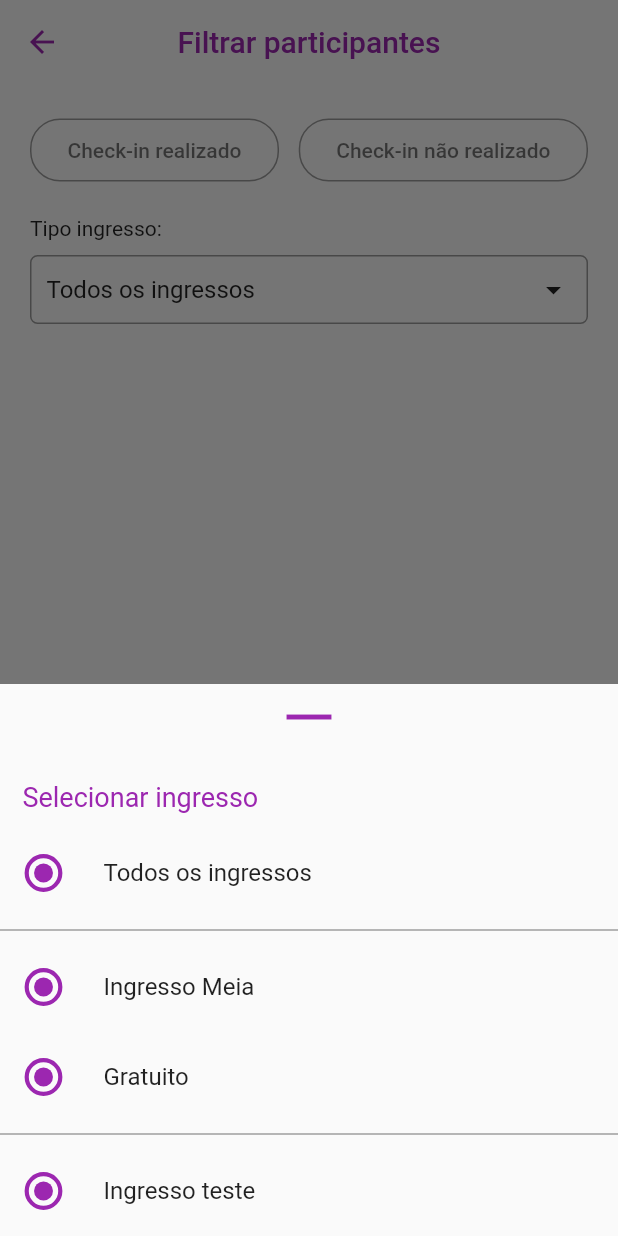
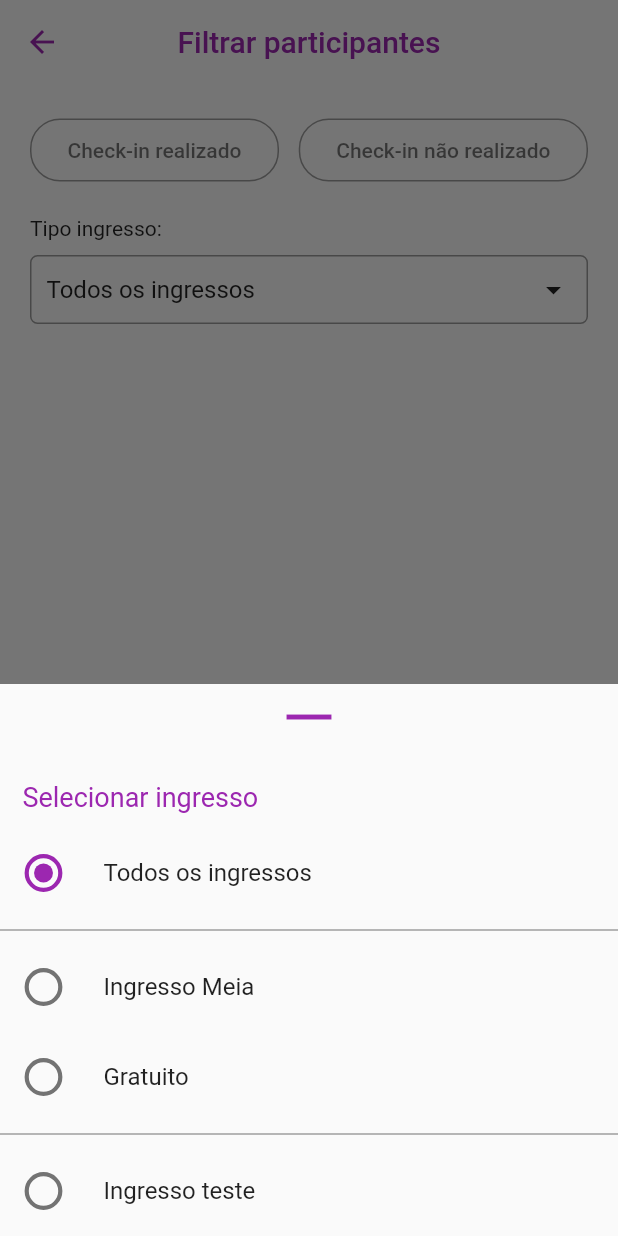
Before and after one commit to eliziariodm/desafio_qw, a Flutter app: the FilterPage screen opened by its route, after a tap on "Todos os ingressos", on a phone screen of 412 x 824 dp. Run offline on Flutter 3.47's test engine with Material 2 defaults, Android fonts, the phone set to English and light mode, and no system bars; our stand-ins replace get.

Commit message:
first commit

```diff
--- /dev/null
+++ b/lib/app/modules/filter/components/modal_bottom_component.dart
@@ -0,0 +1,113 @@
+import 'package:flutter/material.dart';
+import 'package:get/get.dart';
+
+import '../../../controllers/participants_controller.dart';
+
+class ModalBottomComponent extends StatelessWidget {
+  const ModalBottomComponent({Key? key}) : super(key: key);
+
+  @override
+  Widget build(BuildContext context) {
+    final controller = Get.find<ParticipantsController>();
+
+    return Obx(
+      () => Column(
+        mainAxisSize: MainAxisSize.min,
+        children: [
+          const Padding(
+            padding: EdgeInsets.only(top: 15),
+            child: Icon(
+              Icons.maximize,
+              color: Colors.purple,
+              size: 40,
+            ),
+          ),
+          const Align(
+            alignment: Alignment.centerLeft,
+            child: Padding(
+              padding: EdgeInsets.symmetric(vertical: 10, horizontal: 15),
+              child: Text(
+                'Selecionar ingresso',
+                style: TextStyle(color: Colors.purple, fontSize: 18),
+              ),
+            ),
+          ),
+          ListTile(
+            title: const Text('Todos os ingressos'),
+            contentPadding:
+                const EdgeInsets.symmetric(vertical: 2, horizontal: 5),
+            leading: Transform.scale(
+              scale: 1.4,
+              child: Radio(
+                activeColor: Colors.purple,
+                value: '0',
+                groupValue: controller.radioValue.value,
+                onChanged: (value) {
+                  controller.radioValue.value = value.toString();
+                  controller.ticketType.value = 'Todos os ingressos';
+                  Get.back();
+                },
+              ),
+            ),
+          ),
+          const Divider(color: Colors.grey, thickness: 1),
+          ListTile(
+            title: const Text('Ingresso Meia'),
+            contentPadding:
+                const EdgeInsets.symmetric(vertical: 2, horizontal: 5),
+            leading: Transform.scale(
+              scale: 1.4,
+              child: Radio(
+                activeColor: Colors.purple,
+                value: '1',
+                groupValue: controller.radioValue.value,
+                onChanged: (value) {
+                  controller.radioValue.value = value.toString();
+                  controller.ticketType.value = 'Ingresso Meia';
+                  Get.back();
+                },
+              ),
+            ),
+          ),
+          ListTile(
+            title: const Text('Gratuito'),
+            contentPadding:
+                const EdgeInsets.symmetric(vertical: 2, horizontal: 5),
+            leading: Transform.scale(
+              scale: 1.4,
+              child: Radio(
+                activeColor: Colors.purple,
+                value: '2',
+                groupValue: controller.radioValue.value,
+                onChanged: (value) {
+                  controller.radioValue.value = value.toString();
+                  controller.ticketType.value = 'Gratuito';
+                  Get.back();
+                },
+              ),
+            ),
+          ),
+          const Divider(color: Colors.grey, thickness: 1),
+          ListTile(
+            title: const Text('Ingresso teste'),
+            contentPadding:
+                const EdgeInsets.symmetric(vertical: 2, horizontal: 5),
+            leading: Transform.scale(
+              scale: 1.4,
+              child: Radio(
+                activeColor: Colors.purple,
+                value: '3',
+                groupValue: controller.radioValue.value,
+                onChanged: (value) {
+                  controller.radioValue.value = value.toString();
+                  controller.ticketType.value = 'Ingresso teste';
+                  Get.back();
+                },
+              ),
+            ),
+          ),
+        ],
+      ),
+    );
+  }
+}
--- a/lib/app/modules/filter/filter_page.dart
+++ b/lib/app/modules/filter/filter_page.dart
@@ -1,92 +1,16 @@
+import 'package:desafio_qw/app/modules/filter/components/modal_bottom_component.dart';
 import 'package:flutter/material.dart';
+import 'package:get/get.dart';
+
+import '../../controllers/participants_controller.dart';
 
 class FilterPage extends StatelessWidget {
   const FilterPage({Key? key}) : super(key: key);
 
-  Widget buildSheet() => Column(
-        mainAxisSize: MainAxisSize.min,
-        children: [
-          const Padding(
-            padding: EdgeInsets.only(top: 15),
-            child: Icon(
-              Icons.maximize,
-              color: Colors.purple,
-              size: 40,
-            ),
-          ),
-          const Align(
-            alignment: Alignment.centerLeft,
-            child: Padding(
-              padding: EdgeInsets.symmetric(vertical: 10, horizontal: 15),
-              child: Text(
-                'Selecionar ingresso',
-                style: TextStyle(color: Colors.purple, fontSize: 18),
-              ),
-            ),
-          ),
-          ListTile(
-            title: const Text('Todos os ingressos'),
-            contentPadding:
-                const EdgeInsets.symmetric(vertical: 2, horizontal: 5),
-            leading: Transform.scale(
-              scale: 1.4,
-              child: Radio(
-                activeColor: Colors.purple,
-                value: 0,
-                groupValue: 0,
-                onChanged: (value) {},
-              ),
-            ),
-          ),
-          const Divider(color: Colors.grey, thickness: 1),
-          ListTile(
-            title: const Text('Ingresso Meia'),
-            contentPadding:
-                const EdgeInsets.symmetric(vertical: 2, horizontal: 5),
-            leading: Transform.scale(
-              scale: 1.4,
-              child: Radio(
-                activeColor: Colors.purple,
-                value: 1,
-                groupValue: 1,
-                onChanged: (value) {},
-              ),
-            ),
-          ),
-          ListTile(
-            title: const Text('Gratuito'),
-            contentPadding:
-                const EdgeInsets.symmetric(vertical: 2, horizontal: 5),
-            leading: Transform.scale(
-              scale: 1.4,
-              child: Radio(
-                activeColor: Colors.purple,
-                value: 2,
-                groupValue: 2,
-                onChanged: (value) {},
-              ),
-            ),
-          ),
-          const Divider(color: Colors.grey, thickness: 1),
-          ListTile(
-            title: const Text('Ingresso teste'),
-            contentPadding:
-                const EdgeInsets.symmetric(vertical: 2, horizontal: 5),
-            leading: Transform.scale(
-              scale: 1.4,
-              child: Radio(
-                activeColor: Colors.purple,
-                value: 3,
-                groupValue: 3,
-                onChanged: (value) {},
-              ),
-            ),
-          ),
-        ],
-      );
-
   @override
   Widget build(BuildContext context) {
+    final controller = Get.find<ParticipantsController>();
+
     return Scaffold(
       backgroundColor: Colors.white,
       appBar: AppBar(
@@ -102,50 +26,76 @@ class FilterPage extends StatelessWidget {
           children: [
             Padding(
               padding: const EdgeInsets.symmetric(vertical: 20),
-              child: Row(
+              child: Obx(
+                () => Row(
                   mainAxisAlignment: MainAxisAlignment.spaceBetween,
                   children: [
                     ElevatedButton(
                       style: ButtonStyle(
                         elevation: MaterialStateProperty.all(0),
-                      backgroundColor: MaterialStateProperty.all(Colors.white),
+                        backgroundColor: MaterialStateProperty.all(
+                          controller.checkInDone.value == false
+                              ? Colors.white
+                              : Colors.purple[700],
+                        ),
                         padding: MaterialStateProperty.all<EdgeInsets>(
                             const EdgeInsets.symmetric(
                                 vertical: 13, horizontal: 25)),
-                      shape: MaterialStateProperty.all<RoundedRectangleBorder>(
+                        shape:
+                            MaterialStateProperty.all<RoundedRectangleBorder>(
                           RoundedRectangleBorder(
                             borderRadius: BorderRadius.circular(20),
                             side: const BorderSide(color: Colors.grey),
                           ),
                         ),
                       ),
-                    child: const Text(
+                      child: Text(
                         'Check-in realizado',
-                      style: TextStyle(color: Colors.black54),
+                        style: TextStyle(
+                          color: controller.checkInDone.value == false
+                              ? Colors.black54
+                              : Colors.white,
                         ),
-                    onPressed: () {},
+                      ),
+                      onPressed: () {
+                        controller.checkInDone.value =
+                            !controller.checkInDone.value;
+                      },
                     ),
                     ElevatedButton(
                       style: ButtonStyle(
                         elevation: MaterialStateProperty.all(0),
-                      backgroundColor: MaterialStateProperty.all(Colors.white),
+                        backgroundColor: MaterialStateProperty.all(
+                          controller.checkInNotDone.value == false
+                              ? Colors.white
+                              : Colors.purple[700],
+                        ),
                         padding: MaterialStateProperty.all<EdgeInsets>(
                             const EdgeInsets.symmetric(
                                 vertical: 13, horizontal: 25)),
-                      shape: MaterialStateProperty.all<RoundedRectangleBorder>(
+                        shape:
+                            MaterialStateProperty.all<RoundedRectangleBorder>(
                           RoundedRectangleBorder(
                             borderRadius: BorderRadius.circular(20),
                             side: const BorderSide(color: Colors.grey),
                           ),
                         ),
                       ),
-                    child: const Text(
+                      child: Text(
                         'Check-in não realizado',
-                      style: TextStyle(color: Colors.black54),
+                        style: TextStyle(
+                          color: controller.checkInNotDone.value == false
+                              ? Colors.black54
+                              : Colors.white,
                         ),
-                    onPressed: () {},
+                      ),
+                      onPressed: () {
+                        controller.checkInNotDone.value =
+                            !controller.checkInNotDone.value;
+                      },
                     ),
                   ],
+                ),
               ),
             ),
             const Text('Tipo ingresso:'),
@@ -155,7 +105,7 @@ class FilterPage extends StatelessWidget {
                 onTap: () {
                   showModalBottomSheet(
                     context: context,
-                    builder: (context) => buildSheet(),
+                    builder: (context) => const ModalBottomComponent(),
                   );
                 },
                 child: Container(
@@ -166,12 +116,14 @@ class FilterPage extends StatelessWidget {
                   ),
                   child: Row(
                     mainAxisAlignment: MainAxisAlignment.spaceBetween,
-                    children: const [
-                      Text(
-                        'Todos os ingressos',
-                        style: TextStyle(fontSize: 16),
+                    children: [
+                      Obx(
+                        () => Text(
+                          controller.ticketType.value,
+                          style: const TextStyle(fontSize: 16),
                         ),
-                      Icon(Icons.arrow_drop_down)
+                      ),
+                      const Icon(Icons.arrow_drop_down)
                     ],
                   ),
                 ),
@@ -202,7 +154,9 @@ class FilterPage extends StatelessWidget {
                 'Limpar Filtros',
                 style: TextStyle(color: Colors.black87),
               ),
-              onPressed: () {},
+              onPressed: () {
+                controller.clearFilter();
+              },
             ),
             ElevatedButton(
               style: ButtonStyle(
@@ -220,7 +174,11 @@ class FilterPage extends StatelessWidget {
                 'Aplicar Filtro',
                 style: TextStyle(color: Colors.white),
               ),
-              onPressed: () {},
+              onPressed: () {
+                controller.filter();
+                // controller.filterTicket();
+                Get.back();
+              },
             ),
           ],
         ),
```
Also changed, not shown: lib/app/controllers/participants_controller.dart (+53 -2 lines). Lines whose indentation alone changed are shown as unchanged.
